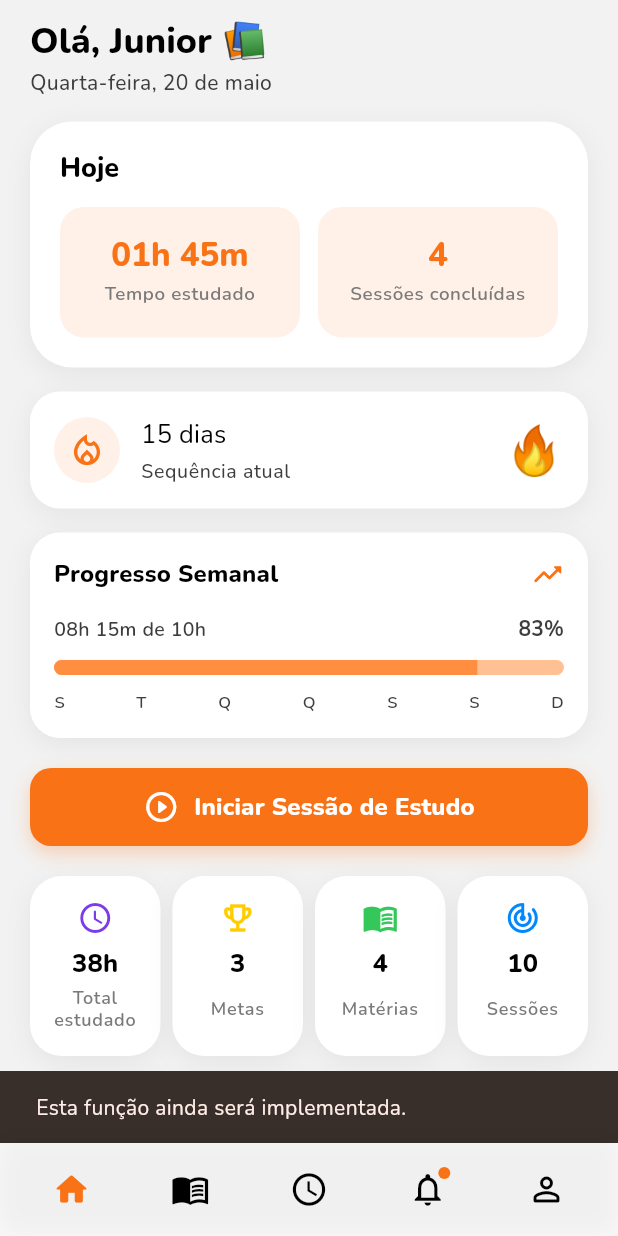
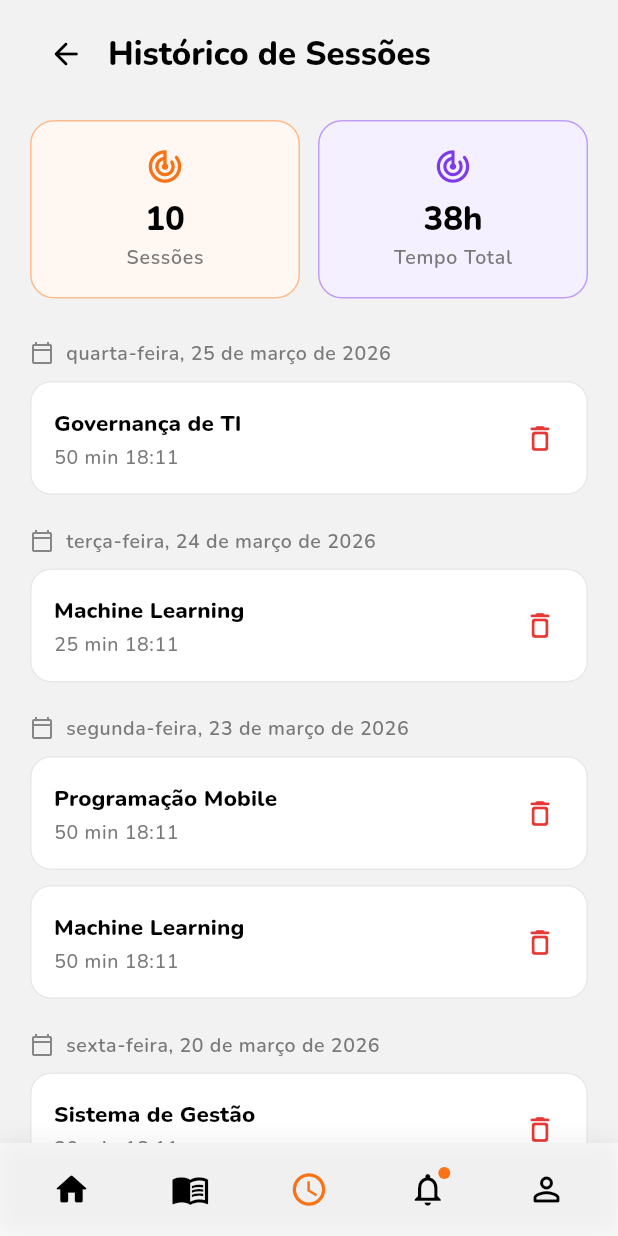
Before and after one commit to SaraMelo0/StudyFlow, a Flutter app: the PaginaPrincipal screen opened directly, item 3 of the bottom bar chosen, on a phone screen of 412 x 824 dp. Run offline on Flutter 3.47's test engine with Material 3 defaults, Android fonts, the phone set to English and light mode, and no system bars; our stand-ins replace google_fonts.

Commit message:
feat(histórico de sessões)

```diff
--- a/lib/app/pagina_principal.dart
+++ b/lib/app/pagina_principal.dart
@@ -4,6 +4,7 @@ import 'package:study_flow/core/strings/textos_aplicacao.dart';
 import 'package:study_flow/core/theme/cores_aplicacao.dart';
 import 'package:study_flow/core/widgets/barra_navegacao.dart';
 import 'package:study_flow/funcionalidades/dashboard/presentation/pages/conteudo_dashboard.dart';
+import 'package:study_flow/funcionalidades/historico_sessoes/presentation/pages/conteudo_historico_sessoes.dart';
 
 /// Shell com barra de navegação inferior compartilhada por todas as abas do app.
 class PaginaPrincipal extends StatefulWidget {
@@ -25,12 +26,14 @@ class _PaginaPrincipalEstado extends State<PaginaPrincipal> {
 
   void _aoTocarBarra(int indice) {
     if (indice == _indiceNavegacao) return;
-    if (indice == 0) {
-      setState(() => _indiceNavegacao = 0);
+    if (indice == 0 || indice == 2) {
+      setState(() => _indiceNavegacao = indice);
       return;
     }
     _mostrarEmBreve();
   }
+
+  void _irParaInicio() => setState(() => _indiceNavegacao = 0);
 
   @override
   Widget build(BuildContext context) {
@@ -42,7 +45,7 @@ class _PaginaPrincipalEstado extends State<PaginaPrincipal> {
         children: [
           ConteudoDashboard(aoMostrarEmBreve: _mostrarEmBreve),
           const _AbaEmBreve(),
-          const _AbaEmBreve(),
+          ConteudoHistoricoSessoes(aoVoltar: _irParaInicio),
           const _AbaEmBreve(),
           const _AbaEmBreve(),
         ],
--- a/lib/core/strings/textos_aplicacao.dart
+++ b/lib/core/strings/textos_aplicacao.dart
@@ -55,7 +55,22 @@ enum TextosAplicacao {
   dashboardProximaMeta('Próxima meta'),
   dashboardVer('Ver'),
   dashboardMetaTitulo('Concluir UX/UI'),
-  dashboardMetaPrazo('Prazo: 31/03/2026');
+  dashboardMetaPrazo('Prazo: 31/03/2026'),
+
+  historicoTitulo('Histórico de Sessões'),
+  historicoSessoesRotulo('Sessões'),
+  historicoTempoTotalRotulo('Tempo Total'),
+  historicoAvisoTitulo('Atenção:'),
+  historicoAvisoCorpo(
+    'Excluir uma sessão irá diminuir o tempo total estudado da matéria e atualizar suas estatísticas diárias. Esta ação não pode ser desfeita.',
+  ),
+  historicoConfirmarExclusaoTitulo('Excluir sessão?'),
+  historicoConfirmarExclusaoCorpo(
+    'Esta sessão será removida permanentemente do seu histórico.',
+  ),
+  historicoConfirmarExclusaoBotao('Excluir'),
+  historicoCancelar('Cancelar'),
+  historicoSessaoExcluida('Sessão excluída.');
 
   const TextosAplicacao(this.texto);
   final String texto;
--- a/lib/core/theme/cores_aplicacao.dart
+++ b/lib/core/theme/cores_aplicacao.dart
@@ -19,4 +19,11 @@ abstract final class CoresAplicacao {
   static const Color iconeAmarelo = Color(0xFFFFCC00);
   static const Color iconeVerde = Color(0xFF34C759);
   static const Color iconeAzul = Color(0xFF0088FF);
+
+  static const Color fundoResumoLaranja = Color(0xFFFFF7F2);
+  static const Color fundoResumoRoxo = Color(0xFFF5F0FF);
+  static const Color bordaCartaoSessao = Color(0xFFE8E8E8);
+  static const Color fundoAvisoHistorico = Color(0xFFFFF4EB);
+  static const Color textoAvisoHistorico = Color(0xFF7A3E00);
+  static const Color iconeExcluir = Color(0xFFE53935);
 }
--- a/lib/core/utils/formatador_data.dart
+++ b/lib/core/utils/formatador_data.dart
@@ -30,3 +30,18 @@ String formatarDataPorExtenso(DateTime data) {
 
   return '$diaSemana, ${data.day} de $mes';
 }
+
+/// Formata [data] como no histórico: "quarta-feira, 25 de março de 2026".
+String formatarDataHistoricoSessoes(DateTime data) {
+  return '${formatarDataPorExtenso(data).toLowerCase()} de ${data.year}';
+}
+
+/// Converte minutos totais em rótulo compacto (ex.: "38h", "1h 30m").
+String formatarMinutosComoHoras(int minutosTotais) {
+  if (minutosTotais <= 0) return '0h';
+  final horas = minutosTotais ~/ 60;
+  final minutos = minutosTotais % 60;
+  if (horas == 0) return '${minutos}m';
+  if (minutos == 0) return '${horas}h';
+  return '${horas}h ${minutos}m';
+}
--- /dev/null
+++ b/lib/funcionalidades/historico_sessoes/data/dados_sessoes_exemplo.dart
@@ -0,0 +1,44 @@
+import 'package:study_flow/funcionalidades/historico_sessoes/domain/sessao_estudo.dart';
+
+List<SessaoEstudo> carregarSessoesExemplo() {
+  return [
+    SessaoEstudo(
+      id: '1',
+      materia: 'Governança de TI',
+      duracaoMinutos: 50,
+      dataHoraInicio: DateTime(2026, 3, 25, 18, 11),
+    ),
+    SessaoEstudo(
+      id: '2',
+      materia: 'Machine Learning',
+      duracaoMinutos: 25,
+      dataHoraInicio: DateTime(2026, 3, 24, 18, 11),
+    ),
+    SessaoEstudo(
+      id: '3',
+      materia: 'Programação Mobile',
+      duracaoMinutos: 50,
+      dataHoraInicio: DateTime(2026, 3, 23, 18, 11),
+    ),
+    SessaoEstudo(
+      id: '4',
+      materia: 'Machine Learning',
+      duracaoMinutos: 50,
+      dataHoraInicio: DateTime(2026, 3, 23, 18, 11),
+    ),
+    SessaoEstudo(
+      id: '5',
+      materia: 'Sistema de Gestão',
+      duracaoMinutos: 30,
+      dataHoraInicio: DateTime(2026, 3, 20, 18, 11),
+    ),
+    SessaoEstudo(
+      id: '6',
+      materia: 'Programação Mobile',
+      duracaoMinutos: 25,
+      dataHoraInicio: DateTime(2026, 3, 19, 18, 11),
+    ),
+  ];
+}
+
+const int minutosTotaisHistoricoExemplo = 38 * 60;
--- /dev/null
+++ b/lib/funcionalidades/historico_sessoes/domain/sessao_estudo.dart
@@ -0,0 +1,24 @@
+final class SessaoEstudo {
+  SessaoEstudo({
+    required this.id,
+    required this.materia,
+    required this.duracaoMinutos,
+    required this.dataHoraInicio,
+  });
+
+  final String id;
+  final String materia;
+  final int duracaoMinutos;
+  final DateTime dataHoraInicio;
+
+  DateTime get dataSomente =>
+      DateTime(dataHoraInicio.year, dataHoraInicio.month, dataHoraInicio.day);
+
+  String get horaInicioFormatada {
+    final hora = dataHoraInicio.hour.toString().padLeft(2, '0');
+    final minuto = dataHoraInicio.minute.toString().padLeft(2, '0');
+    return '$hora:$minuto';
+  }
+
+  String get duracaoEHora => '$duracaoMinutos min $horaInicioFormatada';
+}
--- /dev/null
+++ b/lib/funcionalidades/historico_sessoes/presentation/pages/conteudo_historico_sessoes.dart
@@ -0,0 +1,145 @@
+import 'package:flutter/material.dart';
+import 'package:google_fonts/google_fonts.dart';
+
+import 'package:study_flow/core/strings/textos_aplicacao.dart';
+import 'package:study_flow/core/theme/cores_aplicacao.dart';
+import 'package:study_flow/core/utils/formatador_data.dart';
+import 'package:study_flow/funcionalidades/historico_sessoes/data/dados_sessoes_exemplo.dart';
+import 'package:study_flow/funcionalidades/historico_sessoes/domain/sessao_estudo.dart';
+import 'package:study_flow/funcionalidades/historico_sessoes/presentation/widgets/aviso_exclusao_sessao.dart';
+import 'package:study_flow/funcionalidades/historico_sessoes/presentation/widgets/cabecalho_grupo_data.dart';
+import 'package:study_flow/funcionalidades/historico_sessoes/presentation/widgets/cabecalho_historico_sessoes.dart';
+import 'package:study_flow/funcionalidades/historico_sessoes/presentation/widgets/card_item_sessao.dart';
+import 'package:study_flow/funcionalidades/historico_sessoes/presentation/widgets/linha_resumo_historico.dart';
+
+class ConteudoHistoricoSessoes extends StatefulWidget {
+  const ConteudoHistoricoSessoes({super.key, required this.aoVoltar});
+
+  final VoidCallback aoVoltar;
+
+  static const double _espacoInferiorBarra = 88;
+
+  @override
+  State<ConteudoHistoricoSessoes> createState() =>
+      _ConteudoHistoricoSessoesEstado();
+}
+
+class _ConteudoHistoricoSessoesEstado extends State<ConteudoHistoricoSessoes> {
+  late List<SessaoEstudo> _sessoes;
+  late int _totalSessoes;
+  late int _minutosTotais;
+
+  @override
+  void initState() {
+    super.initState();
+    _sessoes = carregarSessoesExemplo();
+    _totalSessoes =
+        int.tryParse(TextosAplicacao.dashboardSessoes.texto) ??
+        _sessoes.length;
+    _minutosTotais = minutosTotaisHistoricoExemplo;
+  }
+
+  String get _tempoTotalRotulo {
+    if (_minutosTotais >= 60 && _minutosTotais % 60 == 0) {
+      return '${_minutosTotais ~/ 60}h';
+    }
+    return formatarMinutosComoHoras(_minutosTotais);
+  }
+
+  Map<DateTime, List<SessaoEstudo>> _agruparPorData() {
+    final mapa = <DateTime, List<SessaoEstudo>>{};
+    final ordenadas = [..._sessoes]
+      ..sort((a, b) => b.dataHoraInicio.compareTo(a.dataHoraInicio));
+
+    for (final sessao in ordenadas) {
+      mapa.putIfAbsent(sessao.dataSomente, () => []).add(sessao);
+    }
+    return mapa;
+  }
+
+  Future<void> _confirmarExclusao(SessaoEstudo sessao) async {
+    final confirmou = await showDialog<bool>(
+      context: context,
+      builder: (contexto) => AlertDialog(
+        title: Text(TextosAplicacao.historicoConfirmarExclusaoTitulo.texto),
+        content: Text(TextosAplicacao.historicoConfirmarExclusaoCorpo.texto),
+        actions: [
+          TextButton(
+            onPressed: () => Navigator.of(contexto).pop(false),
+            child: Text(TextosAplicacao.historicoCancelar.texto),
+          ),
+          TextButton(
+            onPressed: () => Navigator.of(contexto).pop(true),
+            child: Text(
+              TextosAplicacao.historicoConfirmarExclusaoBotao.texto,
+              style: const TextStyle(color: CoresAplicacao.iconeExcluir),
+            ),
+          ),
+        ],
+      ),
+    );
+
+    if (confirmou != true || !mounted) return;
+
+    setState(() {
+      _sessoes.removeWhere((s) => s.id == sessao.id);
+      if (_totalSessoes > 0) _totalSessoes--;
+      _minutosTotais = (_minutosTotais - sessao.duracaoMinutos).clamp(0, 1 << 30);
+    });
+
+    if (!mounted) return;
+    ScaffoldMessenger.of(context).showSnackBar(
+      SnackBar(content: Text(TextosAplicacao.historicoSessaoExcluida.texto)),
+    );
+  }
+
+  @override
+  Widget build(BuildContext context) {
+    final temaTexto = GoogleFonts.nunitoTextTheme(Theme.of(context).textTheme);
+    final grupos = _agruparPorData();
+
+    return SafeArea(
+      child: SingleChildScrollView(
+        padding: const EdgeInsets.fromLTRB(
+          20,
+          12,
+          20,
+          ConteudoHistoricoSessoes._espacoInferiorBarra,
+        ),
+        child: Column(
+          crossAxisAlignment: CrossAxisAlignment.stretch,
+          children: [
+            CabecalhoHistoricoSessoes(
+              temaTexto: temaTexto,
+              aoVoltar: widget.aoVoltar,
+            ),
+            const SizedBox(height: 20),
+            LinhaResumoHistorico(
+              temaTexto: temaTexto,
+              totalSessoes: _totalSessoes,
+              tempoTotalRotulo: _tempoTotalRotulo,
+            ),
+            const SizedBox(height: 24),
+            ...grupos.entries.map((grupo) {
+              return Column(
+                crossAxisAlignment: CrossAxisAlignment.stretch,
+                children: [
+                  CabecalhoGrupoData(data: grupo.key, temaTexto: temaTexto),
+                  ...grupo.value.map(
+                    (sessao) => CardItemSessao(
+                      sessao: sessao,
+                      temaTexto: temaTexto,
+                      aoExcluir: () => _confirmarExclusao(sessao),
+                    ),
+                  ),
+                  const SizedBox(height: 8),
+                ],
+              );
+            }),
+            AvisoExclusaoSessao(temaTexto: temaTexto),
+          ],
+        ),
+      ),
+    );
+  }
+}
--- /dev/null
+++ b/lib/funcionalidades/historico_sessoes/presentation/widgets/aviso_exclusao_sessao.dart
@@ -0,0 +1,43 @@
+import 'package:flutter/material.dart';
+
+import 'package:study_flow/core/strings/textos_aplicacao.dart';
+import 'package:study_flow/core/theme/cores_aplicacao.dart';
+
+class AvisoExclusaoSessao extends StatelessWidget {
+  const AvisoExclusaoSessao({super.key, required this.temaTexto});
+
+  final TextTheme temaTexto;
+
+  @override
+  Widget build(BuildContext context) {
+    return DecoratedBox(
+      decoration: BoxDecoration(
+        color: CoresAplicacao.fundoAvisoHistorico,
+        borderRadius: BorderRadius.circular(14),
+        border: Border.all(
+          color: CoresAplicacao.laranja.withValues(alpha: 0.35),
+        ),
+      ),
+      child: Padding(
+        padding: const EdgeInsets.all(16),
+        child: RichText(
+          text: TextSpan(
+            style: temaTexto.bodyMedium?.copyWith(
+              color: CoresAplicacao.textoAvisoHistorico,
+              fontWeight: FontWeight.w500,
+              fontSize: 14,
+              height: 1.45,
+            ),
+            children: [
+              TextSpan(
+                text: TextosAplicacao.historicoAvisoTitulo.texto,
+                style: const TextStyle(fontWeight: FontWeight.w800),
+              ),
+              TextSpan(text: ' ${TextosAplicacao.historicoAvisoCorpo.texto}'),
+            ],
+          ),
+        ),
+      ),
+    );
+  }
+}
--- /dev/null
+++ b/lib/funcionalidades/historico_sessoes/presentation/widgets/cabecalho_grupo_data.dart
@@ -0,0 +1,42 @@
+import 'package:flutter/material.dart';
+
+import 'package:study_flow/core/theme/cores_aplicacao.dart';
+import 'package:study_flow/core/utils/formatador_data.dart';
+
+class CabecalhoGrupoData extends StatelessWidget {
+  const CabecalhoGrupoData({
+    super.key,
+    required this.data,
+    required this.temaTexto,
+  });
+
+  final DateTime data;
+  final TextTheme temaTexto;
+
+  @override
+  Widget build(BuildContext context) {
+    return Padding(
+      padding: const EdgeInsets.only(bottom: 10, top: 4),
+      child: Row(
+        children: [
+          Icon(
+            Icons.calendar_today_outlined,
+            size: 16,
+            color: CoresAplicacao.cinza7A.withValues(alpha: 0.9),
+          ),
+          const SizedBox(width: 8),
+          Expanded(
+            child: Text(
+              formatarDataHistoricoSessoes(data),
+              style: temaTexto.bodySmall?.copyWith(
+                color: CoresAplicacao.cinza7A,
+                fontWeight: FontWeight.w600,
+                fontSize: 13,
+              ),
+            ),
+          ),
+        ],
+      ),
+    );
+  }
+}
--- /dev/null
+++ b/lib/funcionalidades/historico_sessoes/presentation/widgets/cabecalho_historico_sessoes.dart
@@ -0,0 +1,42 @@
+import 'package:flutter/material.dart';
+
+import 'package:study_flow/core/strings/textos_aplicacao.dart';
+import 'package:study_flow/core/theme/cores_aplicacao.dart';
+
+class CabecalhoHistoricoSessoes extends StatelessWidget {
+  const CabecalhoHistoricoSessoes({
+    super.key,
+    required this.temaTexto,
+    required this.aoVoltar,
+  });
+
+  final TextTheme temaTexto;
+  final VoidCallback aoVoltar;
+
+  @override
+  Widget build(BuildContext context) {
+    return Row(
+      children: [
+        IconButton(
+          onPressed: aoVoltar,
+          icon: const Icon(Icons.arrow_back_rounded),
+          color: CoresAplicacao.preto,
+          padding: EdgeInsets.zero,
+          constraints: const BoxConstraints(minWidth: 40, minHeight: 40),
+        ),
+        const SizedBox(width: 4),
+        Expanded(
+          child: Text(
+            TextosAplicacao.historicoTitulo.texto,
+            style: temaTexto.headlineSmall?.copyWith(
+              color: CoresAplicacao.preto,
+              fontWeight: FontWeight.w800,
+              fontSize: 22,
+              height: 1.2,
+            ),
+          ),
+        ),
+      ],
+    );
+  }
+}
--- /dev/null
+++ b/lib/funcionalidades/historico_sessoes/presentation/widgets/card_item_sessao.dart
@@ -0,0 +1,70 @@
+import 'package:flutter/material.dart';
+
+import 'package:study_flow/core/theme/cores_aplicacao.dart';
+import 'package:study_flow/funcionalidades/historico_sessoes/domain/sessao_estudo.dart';
+
+class CardItemSessao extends StatelessWidget {
+  const CardItemSessao({
+    super.key,
+    required this.sessao,
+    required this.temaTexto,
+    required this.aoExcluir,
+  });
+
+  final SessaoEstudo sessao;
+  final TextTheme temaTexto;
+  final VoidCallback aoExcluir;
+
+  @override
+  Widget build(BuildContext context) {
+    return Padding(
+      padding: const EdgeInsets.only(bottom: 10),
+      child: DecoratedBox(
+        decoration: BoxDecoration(
+          color: Colors.white,
+          borderRadius: BorderRadius.circular(14),
+          border: Border.all(color: CoresAplicacao.bordaCartaoSessao),
+        ),
+        child: Padding(
+          padding: const EdgeInsets.fromLTRB(16, 14, 8, 14),
+          child: Row(
+            crossAxisAlignment: CrossAxisAlignment.center,
+            children: [
+              Expanded(
+                child: Column(
+                  crossAxisAlignment: CrossAxisAlignment.start,
+                  children: [
+                    Text(
+                      sessao.materia,
+                      style: temaTexto.titleSmall?.copyWith(
+                        color: CoresAplicacao.preto,
+                        fontWeight: FontWeight.w800,
+                        fontSize: 15,
+                      ),
+                    ),
+                    const SizedBox(height: 4),
+                    Text(
+                      sessao.duracaoEHora,
+                      style: temaTexto.bodySmall?.copyWith(
+                        color: CoresAplicacao.cinza7A,
+                        fontWeight: FontWeight.w500,
+                        fontSize: 13,
+                      ),
+                    ),
+                  ],
+                ),
+              ),
+              IconButton(
+                onPressed: aoExcluir,
+                icon: const Icon(Icons.delete_outline_rounded),
+                color: CoresAplicacao.iconeExcluir,
+                iconSize: 22,
+                tooltip: 'Excluir sessão',
+              ),
+            ],
+          ),
+        ),
+      ),
+    );
+  }
+}
--- /dev/null
+++ b/lib/funcionalidades/historico_sessoes/presentation/widgets/card_resumo_historico.dart
@@ -0,0 +1,60 @@
+import 'package:flutter/material.dart';
+
+import 'package:study_flow/core/theme/cores_aplicacao.dart';
+
+class CardResumoHistorico extends StatelessWidget {
+  const CardResumoHistorico({
+    super.key,
+    required this.icone,
+    required this.corTema,
+    required this.corFundo,
+    required this.valor,
+    required this.rotulo,
+    required this.temaTexto,
+  });
+
+  final IconData icone;
+  final Color corTema;
+  final Color corFundo;
+  final String valor;
+  final String rotulo;
+  final TextTheme temaTexto;
+
+  @override
+  Widget build(BuildContext context) {
+    return DecoratedBox(
+      decoration: BoxDecoration(
+        color: corFundo,
+        borderRadius: BorderRadius.circular(16),
+        border: Border.all(color: corTema.withValues(alpha: 0.45)),
+      ),
+      child: Padding(
+        padding: const EdgeInsets.symmetric(horizontal: 12, vertical: 18),
+        child: Column(
+          children: [
+            Icon(icone, color: corTema, size: 26),
+            const SizedBox(height: 10),
+            Text(
+              valor,
+              style: temaTexto.titleLarge?.copyWith(
+                color: CoresAplicacao.preto,
+                fontWeight: FontWeight.w800,
+                fontSize: 22,
+                height: 1.1,
+              ),
+            ),
+            const SizedBox(height: 4),
+            Text(
+              rotulo,
+              style: temaTexto.labelSmall?.copyWith(
+                color: CoresAplicacao.cinza7A,
+                fontWeight: FontWeight.w600,
+                fontSize: 13,
+              ),
+            ),
+          ],
+        ),
+      ),
+    );
+  }
+}
--- /dev/null
+++ b/lib/funcionalidades/historico_sessoes/presentation/widgets/linha_resumo_historico.dart
@@ -0,0 +1,50 @@
+import 'package:flutter/material.dart';
+
+import 'package:study_flow/core/strings/textos_aplicacao.dart';
+import 'package:study_flow/core/theme/cores_aplicacao.dart';
+import 'package:study_flow/funcionalidades/historico_sessoes/presentation/widgets/card_resumo_historico.dart';
+
+class LinhaResumoHistorico extends StatelessWidget {
+  const LinhaResumoHistorico({
+    super.key,
+    required this.temaTexto,
+    required this.totalSessoes,
+    required this.tempoTotalRotulo,
+  });
+
+  final TextTheme temaTexto;
+  final int totalSessoes;
+  final String tempoTotalRotulo;
+
+  @override
+  Widget build(BuildContext context) {
+    return IntrinsicHeight(
+      child: Row(
+        crossAxisAlignment: CrossAxisAlignment.stretch,
+        children: [
+          Expanded(
+            child: CardResumoHistorico(
+              icone: Icons.track_changes_rounded,
+              corTema: CoresAplicacao.laranja,
+              corFundo: CoresAplicacao.fundoResumoLaranja,
+              valor: '$totalSessoes',
+              rotulo: TextosAplicacao.historicoSessoesRotulo.texto,
+              temaTexto: temaTexto,
+            ),
+          ),
+          const SizedBox(width: 12),
+          Expanded(
+            child: CardResumoHistorico(
+              icone: Icons.track_changes_rounded,
+              corTema: CoresAplicacao.iconeRoxo,
+              corFundo: CoresAplicacao.fundoResumoRoxo,
+              valor: tempoTotalRotulo,
+              rotulo: TextosAplicacao.historicoTempoTotalRotulo.texto,
+              temaTexto: temaTexto,
+            ),
+          ),
+        ],
+      ),
+    );
+  }
+}
```
Also changed, not shown: pubspec.lock.
